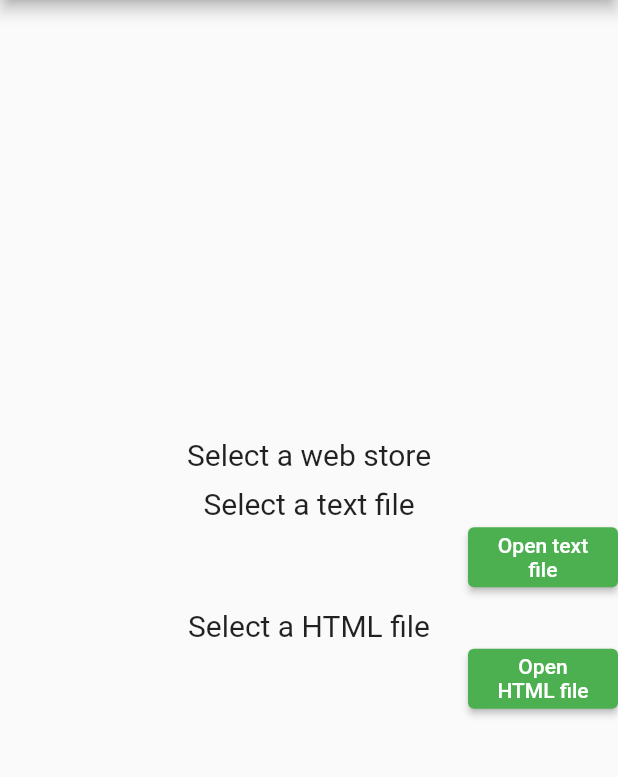
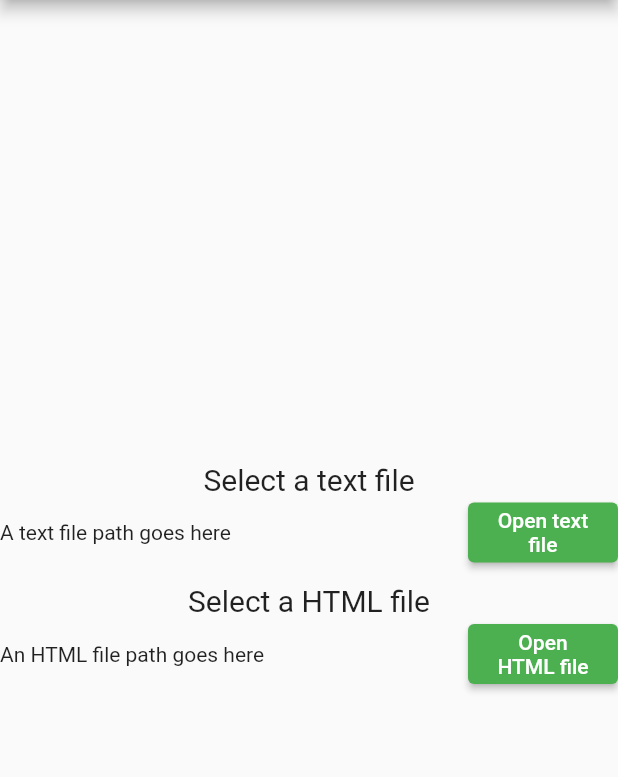
Before and after one commit to areee/rvka, a Flutter app: the screen it shows after launch, on a phone screen of 412 x 824 dp, the part 84-861 px from its top. Run offline on Flutter 3.47's test engine with Material 2 defaults, Android fonts, the phone set to English and light mode, and no system bars; missing offline and left inert: file_selector.

Commit message:
Finish file selection feature

```diff
--- a/lib/main.dart
+++ b/lib/main.dart
@@ -38,8 +38,8 @@ class _MyHomePageState extends State<MyHomePage> {
   // final TextEditingController _nameController = TextEditingController();
   // final TextEditingController _contentController = TextEditingController();
 
-  String _textFilePath = "";
-  String _htmlFilePath = "";
+  String _textFilePath = "A text file path goes here";
+  String _htmlFilePath = "An HTML file path goes here";
 
   Future<void> _openTextFile(BuildContext context) async {
     final XTypeGroup typeGroup = XTypeGroup(
@@ -102,12 +102,12 @@ class _MyHomePageState extends State<MyHomePage> {
         child: Column(
           mainAxisAlignment: MainAxisAlignment.center,
           children: <Widget>[
-            const Text(
-              'Select a web store',
-              style: TextStyle(fontSize: 20),
-            ),
+            // const Text(
+            //   'Select a web store',
+            //   style: TextStyle(fontSize: 20),
+            // ),
             // TODO: Add two radio buttons for selecting the web store
-            const SizedBox(height: 10),
+            // const SizedBox(height: 10),
             const Text(
               'Select a text file',
               style: TextStyle(fontSize: 20),
```
